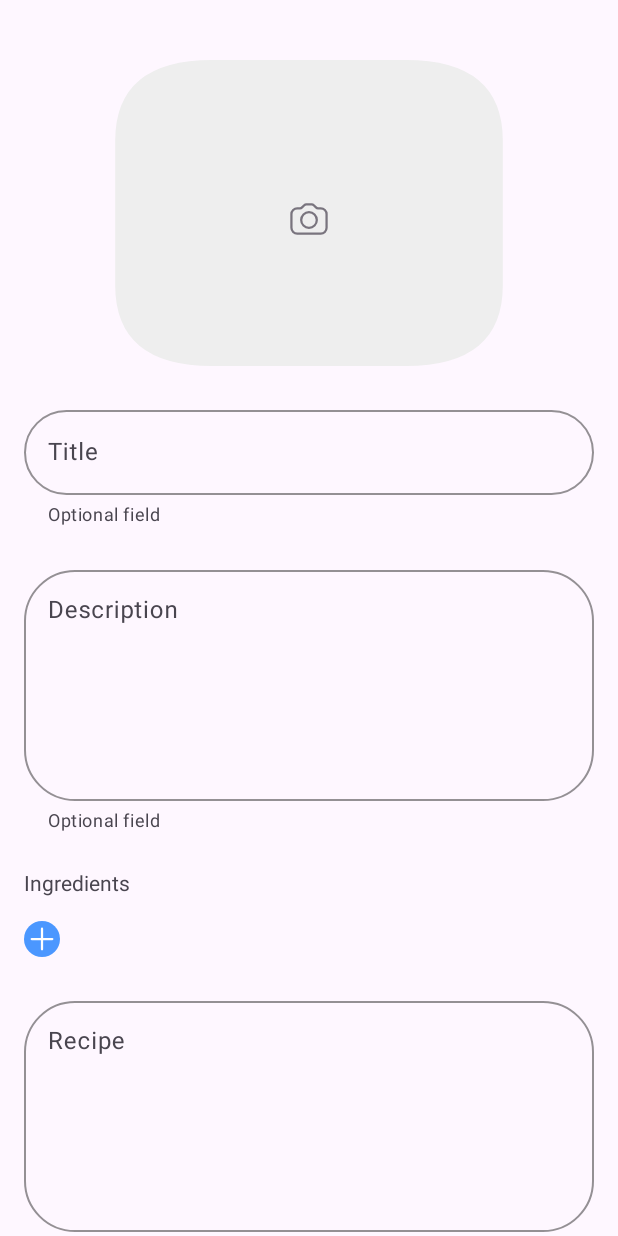
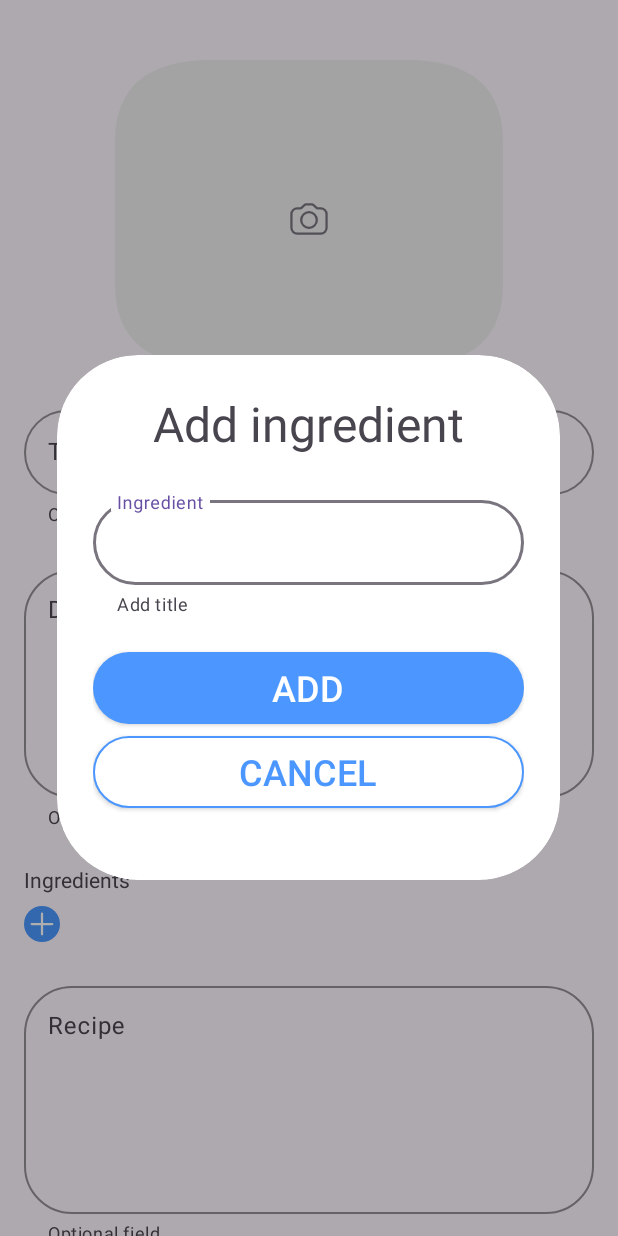
Before and after one commit to VladMikh95/cocktail-bar, an Android app: the fragment AddCocktailFragment placed in its activity, after a tap on an icon or button, on a phone screen of 412 x 824 dp. Run offline under Robolectric (Android 15) with nearby library versions, the phone set to English and light mode, and no system bars; our stand-ins replace Dagger/Hilt's generated code.

Commit message:
Добавлен файл dimen, еализовано добавление ингредиентов

```diff
--- a/app/build.gradle.kts
+++ b/app/build.gradle.kts
@@ -62,10 +62,6 @@ dependencies {
     implementation("androidx.cardview:cardview:1.0.0")
     //RecyclerView
     implementation("androidx.recyclerview:recyclerview:1.3.0")
-    //retrofit
-    implementation("com.squareup.retrofit2:retrofit:2.9.0")
-    implementation("com.squareup.retrofit2:converter-gson:2.9.0")
-    implementation("com.google.code.gson:gson:2.9.0")
     // ViewModel
     implementation("androidx.lifecycle:lifecycle-viewmodel-ktx:2.6.1")
     // LiveData
@@ -77,6 +73,8 @@ dependencies {
     kapt("androidx.room:room-compiler:$room_version")
     // optional - Kotlin Extensions and Coroutines support for Room
     implementation("androidx.room:room-ktx:$room_version")
+    //Gson
+    implementation("com.google.code.gson:gson:2.9.0")
 
 }
 // Allow references to generated code
--- a/app/src/main/java/ml/vladmikh/projects/cocktail_bar/ui/add_cocktail/AddCocktailFragment.kt
+++ b/app/src/main/java/ml/vladmikh/projects/cocktail_bar/ui/add_cocktail/AddCocktailFragment.kt
@@ -1,32 +1,33 @@
 package ml.vladmikh.projects.cocktail_bar.ui.add_cocktail
 
 import android.os.Bundle
+import android.text.Editable
+import android.text.TextWatcher
 import androidx.fragment.app.Fragment
 import android.view.LayoutInflater
 import android.view.View
 import android.view.ViewGroup
-import androidx.core.os.bundleOf
+import androidx.appcompat.app.AlertDialog
 import androidx.fragment.app.viewModels
 import androidx.navigation.fragment.findNavController
-import androidx.navigation.fragment.navArgs
 import com.google.android.material.chip.Chip
 import dagger.hilt.android.AndroidEntryPoint
 import ml.vladmikh.projects.cocktail_bar.R
 import ml.vladmikh.projects.cocktail_bar.data.local.entities.CocktailLocalDataSource
 import ml.vladmikh.projects.cocktail_bar.databinding.FragmentAddCocktailBinding
-import ml.vladmikh.projects.cocktail_bar.databinding.FragmentMyCocktailsBinding
-import ml.vladmikh.projects.cocktail_bar.ui.ingredient_dialog.IngredientDialogFragmentDirections
+import ml.vladmikh.projects.cocktail_bar.databinding.FragmentIngredientDialogBinding
+
 
 @AndroidEntryPoint
 class AddCocktailFragment : Fragment() {
 
     private val viewModel by viewModels<AddCoctailsViewModel>()
     lateinit var binding: FragmentAddCocktailBinding
-    private val args: AddCocktailFragmentArgs by navArgs()
+
     override fun onCreateView(
         inflater: LayoutInflater, container: ViewGroup?,
         savedInstanceState: Bundle?
-    ): View? {
+    ): View {
         binding = FragmentAddCocktailBinding.inflate(inflater, container, false)
 
         return binding.root
@@ -35,7 +36,11 @@ class AddCocktailFragment : Fragment() {
     override fun onViewCreated(view: View, savedInstanceState: Bundle?) {
 
         binding.addIngredient.setOnClickListener{
-            findNavController().navigate(R.id.action_addCocktailFragment_to_ingredientDialogFragment)
+            showIngredientDialog {
+                if (it != null) {
+                    //viewModel.addIngredient(it)
+                }
+            }
         }
 
         binding.buttonSave.setOnClickListener{
@@ -63,22 +68,67 @@ class AddCocktailFragment : Fragment() {
             findNavController().navigate(R.id.action_addCocktailFragment_to_myCocktailsFragment)
         }
 
-        //if (args.ingredient != "") {
-         //  viewModel.addIngredient(args.ingredient)
-        //}
+        viewModel.listIngredients.observe(viewLifecycleOwner) { ingredients ->
 
-        viewModel.ingredients.observe(viewLifecycleOwner) { ingredients ->
-            for (index in ingredients) {
-                val chip = Chip(binding.chipGroup.context)
-                chip.text= index
-                chip.isClickable = true
-                chip.isCheckable = true
-                binding.chipGroup.addView(chip)
+            binding.chipGroup.removeAllViews()
+            if (ingredients.isNotEmpty()) {
+
+                for(ingredient in ingredients) {
+                    val chip = Chip(context).apply {
+                        text = ingredient.trim()
+                    }
+                    chip.isCloseIconVisible = true
+                    chip.setOnCloseIconClickListener {
+                        binding.chipGroup.removeView(chip)
+                    }
+                    binding.chipGroup.addView(chip)
+                }
             }
         }
+    }
 
+    private fun addIngredient(ingredient: String) {
+        val chip = Chip(context).apply {
+            text = ingredient
+        }
+        chip.isCloseIconVisible = true
+        chip.setOnCloseIconClickListener {
+            binding.chipGroup.removeView(chip)
+        }
+        binding.chipGroup.addView(chip)
+    }
 
+    //Метод вызывает диалог добавления ингредиентов
+    private fun showIngredientDialog(ingredient: (String?) -> Unit) {
 
+        val builder = AlertDialog.Builder(requireContext()).create()
+        val dialogBinding: FragmentIngredientDialogBinding = FragmentIngredientDialogBinding.inflate(layoutInflater)
+
+        with(builder) {
+            setView(dialogBinding.root)
+            setCancelable(false)
+            dialogBinding.editTextIngredient.addTextChangedListener(object : TextWatcher {
+                override fun beforeTextChanged(s: CharSequence?, start: Int, count: Int, after: Int) {}
+                override fun onTextChanged(s: CharSequence?, start: Int, before: Int, count: Int) {}
+                override fun afterTextChanged(s: Editable?) {
+                    if (s?.trim()?.isNotEmpty() == true) dialogBinding.textInputLayoutIngredient.error = null
+                    else dialogBinding.textInputLayoutIngredient.error = "Add title"
+                }
+            })
+
+            dialogBinding.buttonAdd.setOnClickListener {
+                if (dialogBinding.editTextIngredient.text?.trim()?.isNotEmpty() == true) {
+                    viewModel.addIngredient((dialogBinding.editTextIngredient.text.toString()))
+                    builder.dismiss()
+                }
+
+            }
+            dialogBinding.buttonCancel.setOnClickListener {
+                ingredient(null)
+                builder.dismiss()
+            }
+            show()
+        }
     }
 
 }
--- a/app/src/main/java/ml/vladmikh/projects/cocktail_bar/ui/add_cocktail/AddCoctailsViewModel.kt
+++ b/app/src/main/java/ml/vladmikh/projects/cocktail_bar/ui/add_cocktail/AddCoctailsViewModel.kt
@@ -1,5 +1,6 @@
 package ml.vladmikh.projects.cocktail_bar.ui.add_cocktail
 
+import android.util.Log
 import androidx.lifecycle.LiveData
 import androidx.lifecycle.MutableLiveData
 import androidx.lifecycle.ViewModel
@@ -16,21 +17,32 @@ class AddCoctailsViewModel @Inject constructor(
     private val repository: CocktailRepository
 ): ViewModel() {
 
-    private var _cocktail = MutableLiveData<CocktailLocalDataSource>()
-    val coctail: LiveData<CocktailLocalDataSource> get() = _cocktail
+    private var _listIngredients = MutableLiveData<ArrayList<String>>()
+    val listIngredients: LiveData<ArrayList<String>> get() = _listIngredients
 
-
-    private var _ingredients = MutableLiveData<ArrayList<String>>()
-    val ingredients: LiveData<ArrayList<String>> get() = _ingredients
-
-    fun addIngredient(ingredient: String) {
-        _ingredients.value?.add(ingredient)
-    }
     fun insertCocktail(cocktail: CocktailLocalDataSource) {
         viewModelScope.launch {
             repository.insert(cocktail)
         }
     }
 
+    fun addIngredient(ingredient: String) {
+        val oldListIngredient = _listIngredients.value
+        val newListIngredient = ArrayList<String>()
+
+        if (oldListIngredient != null) {
+
+            for(ingr in oldListIngredient) {
+                newListIngredient.add(ingr)
+            }
+
+        }
+        newListIngredient.add(ingredient)
+
+        Log.i("abc1", newListIngredient.toString())
+
+        _listIngredients.value = newListIngredient
+    }
+
 
 }
--- /dev/null
+++ b/app/src/main/res/drawable/dialog_background_drawable.xml
@@ -0,0 +1,11 @@
+<?xml version="1.0" encoding="utf-8"?>
+<shape xmlns:android="http://schemas.android.com/apk/res/android"
+    android:shape="rectangle">
+
+    <solid
+        android:color="@color/white"/>
+
+    <corners
+        android:radius="54dp"/>
+
+</shape>
--- a/app/src/main/res/layout/fragment_add_cocktail.xml
+++ b/app/src/main/res/layout/fragment_add_cocktail.xml
@@ -23,21 +23,21 @@
                 android:layout_height="wrap_content"
                 android:background="@drawable/add_image_coctail_drawable"
                 android:src="@drawable/photo_camera_drawable"
-                android:layout_marginTop="40dp"
-                android:layout_marginStart="72dp"
-                android:layout_marginEnd="72dp"/>
+                android:layout_marginTop="@dimen/normal_250"
+                android:layout_marginStart="@dimen/normal_450"
+                android:layout_marginEnd="@dimen/normal_450"/>
 
             <com.google.android.material.textfield.TextInputLayout
                 android:id="@+id/textInputLayoutTitle"
                 android:layout_width="match_parent"
                 android:layout_height="wrap_content"
-                android:layout_marginStart="16dp"
-                android:layout_marginTop="16dp"
-                android:layout_marginEnd="16dp"
-                app:boxCornerRadiusBottomEnd="56dp"
-                app:boxCornerRadiusTopEnd="56dp"
-                app:boxCornerRadiusBottomStart="56dp"
-                app:boxCornerRadiusTopStart="56dp"
+                android:layout_marginStart="@dimen/normal_100"
+                android:layout_marginTop="@dimen/normal_100"
+                android:layout_marginEnd="@dimen/normal_100"
+                app:boxCornerRadiusBottomEnd="@dimen/normal_350"
+                app:boxCornerRadiusTopEnd="@dimen/normal_350"
+                app:boxCornerRadiusBottomStart="@dimen/normal_350"
+                app:boxCornerRadiusTopStart="@dimen/normal_350"
                 app:boxStrokeColor="@color/gray"
                 app:helperText="@string/optional_field">
 
@@ -53,20 +53,20 @@
                 android:id="@+id/textInputLayoutDescription"
                 android:layout_width="match_parent"
                 android:layout_height="wrap_content"
-                android:layout_marginStart="16dp"
-                android:layout_marginTop="24dp"
-                android:layout_marginEnd="16dp"
-                app:boxCornerRadiusBottomEnd="34dp"
-                app:boxCornerRadiusTopEnd="34dp"
-                app:boxCornerRadiusBottomStart="34dp"
-                app:boxCornerRadiusTopStart="34dp"
+                android:layout_marginStart="@dimen/normal_100"
+                android:layout_marginTop="@dimen/normal_150"
+                android:layout_marginEnd="@dimen/normal_100"
+                app:boxCornerRadiusBottomEnd="@dimen/normal_200"
+                app:boxCornerRadiusTopEnd="@dimen/normal_200"
+                app:boxCornerRadiusBottomStart="@dimen/normal_200"
+                app:boxCornerRadiusTopStart="@dimen/normal_200"
                 app:boxStrokeColor="@color/gray"
                 app:helperText="@string/optional_field">
 
                 <com.google.android.material.textfield.TextInputEditText
                     android:id="@+id/editTextDescription"
                     android:layout_width="match_parent"
-                    android:layout_height="154dp"
+                    android:layout_height="@dimen/normal_950"
                     android:gravity="top"
                     android:hint="@string/add_cocktail_description"
                     app:errorEnabled="true"/>
@@ -75,36 +75,37 @@
             <androidx.appcompat.widget.AppCompatTextView
                 android:layout_width="wrap_content"
                 android:layout_height="wrap_content"
-                android:layout_marginStart="16dp"
-                android:layout_marginTop="24dp"
+                android:layout_marginStart="@dimen/normal_100"
+                android:layout_marginTop="@dimen/normal_150"
                 android:text="Ingredients"/>
 
             <com.google.android.material.chip.ChipGroup
                 android:id="@+id/chipGroup"
-                android:layout_width="0dp"
+                android:layout_width="wrap_content"
                 android:layout_height="wrap_content"
-                android:layout_marginTop="8dp"/>
+                app:chipSpacingHorizontal="8dp"
+                app:chipSpacingVertical="0dp"/>
 
             <ImageButton
                 android:id="@+id/addIngredient"
-                android:layout_width="24dp"
-                android:layout_height="24dp"
+                android:layout_width="@dimen/normal_150"
+                android:layout_height="@dimen/normal_150"
                 android:background="@drawable/round_corner_button"
                 android:src="@drawable/button_add_cocktail_drawable"
-                android:layout_marginTop="8dp"
-                android:layout_marginStart="16dp"/>
+                android:layout_marginTop="@dimen/normal_50"
+                android:layout_marginStart="@dimen/normal_100"/>
 
             <com.google.android.material.textfield.TextInputLayout
                 android:id="@+id/textInputLayoutRecipe"
                 android:layout_width="match_parent"
                 android:layout_height="wrap_content"
-                android:layout_marginStart="16dp"
-                android:layout_marginTop="24dp"
-                android:layout_marginEnd="16dp"
-                app:boxCornerRadiusBottomEnd="34dp"
-                app:boxCornerRadiusTopEnd="34dp"
-                app:boxCornerRadiusBottomStart="34dp"
-                app:boxCornerRadiusTopStart="34dp"
+                android:layout_marginStart="@dimen/normal_100"
+                android:layout_marginTop="@dimen/normal_150"
+                android:layout_marginEnd="@dimen/normal_100"
+                app:boxCornerRadiusBottomEnd="@dimen/normal_200"
+                app:boxCornerRadiusTopEnd="@dimen/normal_200"
+                app:boxCornerRadiusBottomStart="@dimen/normal_200"
+                app:boxCornerRadiusTopStart="@dimen/normal_200"
                 app:boxStrokeColor="@color/gray"
                 app:helperText="@string/optional_field">
 
@@ -112,7 +113,7 @@
                     android:id="@+id/editTextRecipe"
                     android:layout_width="match_parent"
                     android:gravity="top"
-                    android:layout_height="154dp"
+                    android:layout_height="@dimen/normal_950"
                     android:hint="@string/add_cocktail_recipe"
                     app:errorEnabled="true"/>
             </com.google.android.material.textfield.TextInputLayout>
@@ -121,26 +122,26 @@
                 android:id="@+id/button_save"
                 android:layout_width="match_parent"
                 android:layout_height="wrap_content"
-                android:textSize="24sp"
+                android:textSize="@dimen/text_24"
                 android:background="@drawable/button_save_drawable"
                 android:text="@string/button_save"
                 android:textColor="@color/white"
-                android:layout_marginStart="16dp"
-                android:layout_marginTop="24dp"
-                android:layout_marginEnd="16dp"/>
+                android:layout_marginStart="@dimen/normal_100"
+                android:layout_marginTop="@dimen/normal_150"
+                android:layout_marginEnd="@dimen/normal_100"/>
 
             <androidx.appcompat.widget.AppCompatButton
                 android:id="@+id/button_cancel"
                 android:layout_width="match_parent"
                 android:layout_height="wrap_content"
-                android:textSize="24sp"
+                android:textSize="@dimen/text_24"
                 android:background="@drawable/button_cancel_drawable"
                 android:text="@string/button_cancel"
                 android:textColor="@color/blue"
-                android:layout_marginStart="16dp"
-                android:layout_marginTop="8dp"
-                android:layout_marginEnd="16dp"
-                android:layout_marginBottom="24dp"/>
+                android:layout_marginStart="@dimen/normal_100"
+                android:layout_marginTop="@dimen/normal_50"
+                android:layout_marginEnd="@dimen/normal_100"
+                android:layout_marginBottom="@dimen/normal_150"/>
         </androidx.appcompat.widget.LinearLayoutCompat>
     </ScrollView>
 
--- a/app/src/main/res/layout/fragment_ingredient_dialog.xml
+++ b/app/src/main/res/layout/fragment_ingredient_dialog.xml
@@ -1,28 +1,28 @@
 <?xml version="1.0" encoding="utf-8"?>
 <androidx.appcompat.widget.LinearLayoutCompat xmlns:android="http://schemas.android.com/apk/res/android"
     xmlns:app="http://schemas.android.com/apk/res-auto"
-    android:layout_width="match_parent"
+    android:layout_width="@dimen/large_200"
     android:layout_height="wrap_content"
     android:orientation="vertical"
-    android:padding="24dp">
+    android:padding="@dimen/normal_150">
 
     <androidx.appcompat.widget.AppCompatTextView
         android:layout_width="wrap_content"
-        android:textSize="32dp"
+        android:textSize="@dimen/text_32"
         android:text="@string/add_ingredient"
-        android:layout_marginStart="39dp"
-        android:layout_marginEnd="39dp"
+        android:layout_marginStart="@dimen/normal_250"
+        android:layout_marginEnd="@dimen/normal_250"
         android:layout_height="wrap_content"/>
 
     <com.google.android.material.textfield.TextInputLayout
         android:id="@+id/textInputLayoutIngredient"
         android:layout_width="match_parent"
         android:layout_height="wrap_content"
-        android:layout_marginTop="24dp"
-        app:boxCornerRadiusBottomEnd="34dp"
-        app:boxCornerRadiusTopEnd="34dp"
-        app:boxCornerRadiusBottomStart="34dp"
-        app:boxCornerRadiusTopStart="34dp"
+        android:layout_marginTop="@dimen/normal_150"
+        app:boxCornerRadiusBottomEnd="@dimen/normal_200"
+        app:boxCornerRadiusTopEnd="@dimen/normal_200"
+        app:boxCornerRadiusBottomStart="@dimen/normal_200"
+        app:boxCornerRadiusTopStart="@dimen/normal_200"
         app:boxStrokeColor="@color/gray"
         app:helperText="@string/add_title">
 
@@ -38,8 +38,8 @@
         android:id="@+id/button_add"
         android:layout_width="match_parent"
         android:layout_height="wrap_content"
-        android:textSize="24sp"
-        android:layout_marginTop="24dp"
+        android:textSize="@dimen/text_24"
+        android:layout_marginTop="@dimen/normal_150"
         android:text="@string/button_add"
         android:textColor="@color/white"
         android:background="@drawable/button_save_drawable"/>
@@ -47,11 +47,11 @@
     <androidx.appcompat.widget.AppCompatButton
         android:id="@+id/button_cancel"
         android:text="@string/button_cancel"
-        android:textSize="24sp"
+        android:textSize="@dimen/normal_150"
         android:textColor="@color/blue"
         android:background="@drawable/button_cancel_drawable"
-        android:layout_marginTop="8dp"
-        android:layout_marginBottom="24dp"
+        android:layout_marginTop="@dimen/normal_50"
+        android:layout_marginBottom="@dimen/normal_150"
         android:layout_width="match_parent"
         android:layout_height="wrap_content"/>
 
--- a/app/src/main/res/navigation/nav_graph.xml
+++ b/app/src/main/res/navigation/nav_graph.xml
@@ -32,15 +32,15 @@
             android:name="ingredient"
             app:argType="string" />
     </fragment>
-    <fragment
+    <dialog
         android:id="@+id/ingredientDialogFragment"
-        android:name="ml.vladmikh.projects.cocktail_bar.ui.ingredient_dialog.IngredientDialogFragment"
+        android:name="ml.vladmikh.projects.cocktail_bar.ui.add_cocktail.IngredientDialogFragment"
         android:label="fragment_ingredient_dialog"
         tools:layout="@layout/fragment_ingredient_dialog" >
         <action
             android:id="@+id/action_ingredientDialogFragment_to_addCocktailFragment"
             app:destination="@id/addCocktailFragment" />
-    </fragment>
+    </dialog>
     <fragment
         android:id="@+id/cocktailDetailFragment"
         android:name="ml.vladmikh.projects.cocktail_bar.ui.cocktail_detail.CocktailDetailFragment"
--- /dev/null
+++ b/app/src/main/res/values/dimens.xml
@@ -0,0 +1,22 @@
+<?xml version="1.0" encoding="utf-8"?>
+<resources>
+    <dimen name="large_100">160dp</dimen>
+    <dimen name="normal_325">52dp</dimen>
+    <dimen name="normal_25">4dp</dimen>
+    <dimen name="text_18">18sp</dimen>
+    <dimen name="normal_625">100dp</dimen>
+    <dimen name="normal_250">40dp</dimen>
+    <dimen name="normal_450">72dp</dimen>
+    <dimen name="normal_100">16dp</dimen>
+    <dimen name="normal_350">56dp</dimen>
+    <dimen name="normal_200">32dp</dimen>
+    <dimen name="normal_150">24dp</dimen>
+    <dimen name="normal_950">152dp</dimen>
+    <dimen name="normal_50">8dp</dimen>
+    <dimen name="text_24">24sp</dimen>
+    <dimen name="large_200">320dp</dimen>
+    <dimen name="text_32">32sp</dimen>
+    <dimen name="text_36">36sp</dimen>
+    <dimen name="text_16">16sp</dimen>
+    <dimen name="normal_825">132dp</dimen>
+</resources>
--- a/app/src/main/res/values/themes.xml
+++ b/app/src/main/res/values/themes.xml
@@ -3,12 +3,28 @@
     <style name="Base.Theme.Cocktailbar" parent="Theme.Material3.DayNight.NoActionBar">
         <!-- Customize your light theme here. -->
         <!-- <item name="colorPrimary">@color/my_light_primary</item> -->
+        <!-- Alert dialog style -->
+        <item name="alertDialogTheme">@style/DialogFragmentTheme</item>
     </style>
 
     <style name="Theme.Cocktailbar" parent="Base.Theme.Cocktailbar" />
-    <style name="AppTheme.Alert" parent="Theme.AppCompat.Light.Dialog.Alert">
+
+    <style name="DialogFragmentTheme" parent="Theme.Material3.Light.Dialog">
+        <item name="android:alertDialogStyle">@style/DialogFragmentStyle</item>
         <item name="dialogCornerRadius">54dp</item>
-        <item name="android:layout_width">329dp</item>
-        <item name="android:layout_height">328dp</item>
+        <item name="android:windowSoftInputMode">adjustResize</item>
+        <item name="android:windowMinWidthMajor">80%</item>
+        <item name="android:windowMinWidthMinor">80%</item>
+        <!-- Used for the background -->
+        <item name="android:windowBackground">@drawable/dialog_background_drawable</item>
+        <item name="android:windowContentOverlay">@null</item>
+        <item name="android:windowNoTitle">true</item>
+        <item name="android:windowIsFloating">true</item>
+        <item name="android:backgroundDimEnabled">true</item>
+        <item name="windowActionBar">false</item>
+    </style>
+
+    <style name="DialogFragmentStyle" parent="Theme.MaterialComponents.Light.Dialog.Alert">
+
     </style>
 </resources>
```
Also changed, not shown: app/src/main/java/ml/vladmikh/projects/cocktail_bar/ui/ingredient_dialog/IngredientDialogFragment.kt (deleted, +0 -53 lines), app/src/main/res/layout/cocktail_item.xml (+6 -6 lines), app/src/main/res/layout/fragment_cocktail_detail.xml (+9 -9 lines), app/src/main/res/layout/fragment_my_cocktails.xml (+7 -7 lines).
